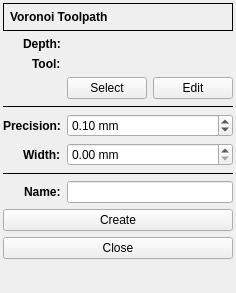
First picture: the form in G2G/forms/voronoiform.ui, repository XRay3D/GERBER_X3, before the edit.
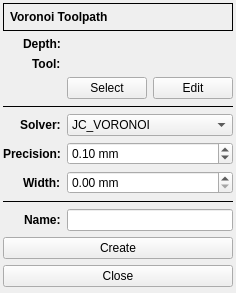
Second picture: the form after the edit. Custom widgets are drawn as their Qt base class.

Diff of the .ui file:
```diff
--- a/G2G/forms/voronoiform.ui
+++ b/G2G/forms/voronoiform.ui
@@ -139,7 +139,7 @@
      </property>
     </widget>
    </item>
-   <item row="5" column="0">
+   <item row="6" column="0">
     <widget class="QLabel" name="label_4">
      <property name="font">
       <font>
@@ -152,7 +152,7 @@
      </property>
     </widget>
    </item>
-   <item row="6" column="0">
+   <item row="7" column="0">
     <widget class="QLabel" name="label_5">
      <property name="font">
       <font>
@@ -165,7 +165,7 @@
      </property>
     </widget>
    </item>
-   <item row="5" column="1">
+   <item row="6" column="1">
     <widget class="DoubleSpinBox" name="dsbxPrecision">
      <property name="suffix">
       <string> mm</string>
@@ -187,7 +187,7 @@
      </property>
     </widget>
    </item>
-   <item row="6" column="1">
+   <item row="7" column="1">
     <widget class="DoubleSpinBox" name="dsbxWidth">
      <property name="suffix">
       <string> mm</string>
@@ -200,7 +200,7 @@
      </property>
     </widget>
    </item>
-   <item row="8" column="0">
+   <item row="9" column="0">
     <widget class="QLabel" name="label_6">
      <property name="font">
       <font>
@@ -213,7 +213,7 @@
      </property>
     </widget>
    </item>
-   <item row="7" column="0" colspan="2">
+   <item row="8" column="0" colspan="2">
     <widget class="Line" name="line_2">
      <property name="frameShadow">
       <enum>QFrame::Plain</enum>
@@ -223,23 +223,50 @@
      </property>
     </widget>
    </item>
-   <item row="8" column="1">
+   <item row="9" column="1">
     <widget class="QLineEdit" name="leName"/>
    </item>
-   <item row="10" column="0" colspan="2">
+   <item row="11" column="0" colspan="2">
     <widget class="QPushButton" name="pbClose">
      <property name="text">
       <string>Close</string>
      </property>
     </widget>
    </item>
-   <item row="9" column="0" colspan="2">
+   <item row="10" column="0" colspan="2">
     <widget class="QPushButton" name="pbCreate">
      <property name="text">
       <string>Create</string>
      </property>
     </widget>
    </item>
+   <item row="5" column="0">
+    <widget class="QLabel" name="label_7">
+     <property name="font">
+      <font>
+       <weight>75</weight>
+       <bold>true</bold>
+      </font>
+     </property>
+     <property name="text">
+      <string>Solver:</string>
+     </property>
+    </widget>
+   </item>
+   <item row="5" column="1">
+    <widget class="QComboBox" name="comboBox">
+     <item>
+      <property name="text">
+       <string>JC_VORONOI</string>
+      </property>
+     </item>
+     <item>
+      <property name="text">
+       <string>CGAL</string>
+      </property>
+     </item>
+    </widget>
+   </item>
   </layout>
  </widget>
  <customwidgets>
```
